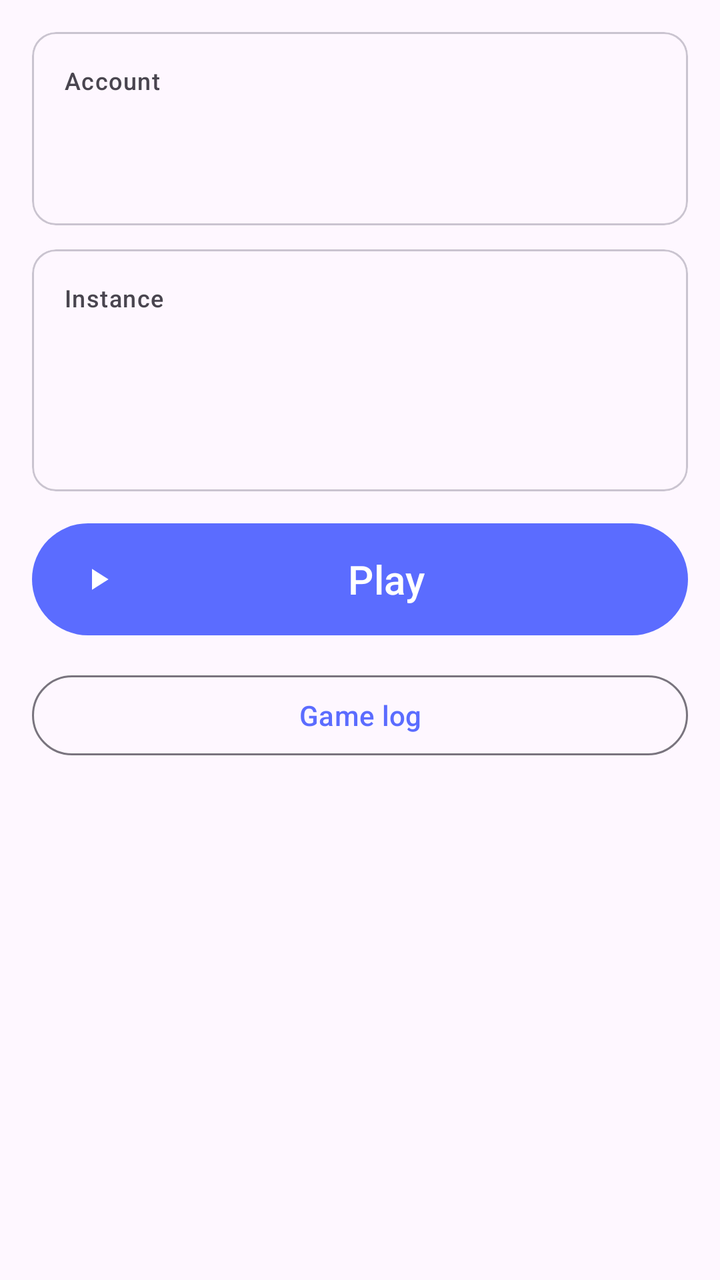
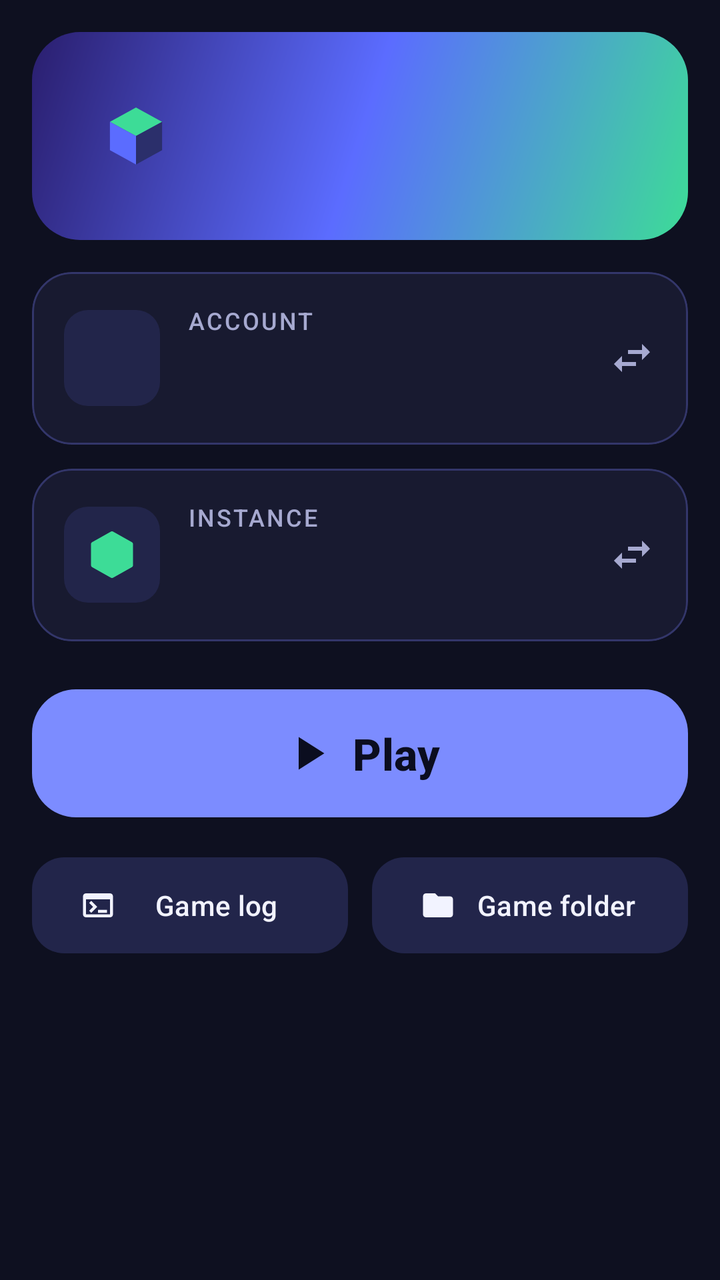

Screens rendered from an Android XML layout before and after an edit, with the pre-edit source and the edit as a unified diff.
<!-- AndroidManifest.xml: application theme Theme.Quantum -->
<!-- res/layout/fragment_home.xml -->
<?xml version="1.0" encoding="utf-8"?>
<ScrollView xmlns:android="http://schemas.android.com/apk/res/android"
    xmlns:app="http://schemas.android.com/apk/res-auto"
    android:layout_width="match_parent"
    android:layout_height="match_parent">

    <LinearLayout
        android:layout_width="match_parent"
        android:layout_height="wrap_content"
        android:orientation="vertical"
        android:padding="16dp">

        <com.google.android.material.card.MaterialCardView
            android:layout_width="match_parent"
            android:layout_height="wrap_content"
            android:layout_marginBottom="12dp">

            <LinearLayout
                android:layout_width="match_parent"
                android:layout_height="wrap_content"
                android:orientation="vertical"
                android:padding="16dp">

                <TextView
                    android:layout_width="wrap_content"
                    android:layout_height="wrap_content"
                    android:text="@string/account"
                    android:textAppearance="?attr/textAppearanceLabelMedium" />

                <TextView
                    android:id="@+id/account_name"
                    android:layout_width="wrap_content"
                    android:layout_height="wrap_content"
                    android:textAppearance="?attr/textAppearanceTitleLarge" />

                <TextView
                    android:id="@+id/account_type"
                    android:layout_width="wrap_content"
                    android:layout_height="wrap_content"
                    android:textAppearance="?attr/textAppearanceBodyMedium" />
            </LinearLayout>
        </com.google.android.material.card.MaterialCardView>

        <com.google.android.material.card.MaterialCardView
            android:layout_width="match_parent"
            android:layout_height="wrap_content"
            android:layout_marginBottom="12dp">

            <LinearLayout
                android:layout_width="match_parent"
                android:layout_height="wrap_content"
                android:orientation="vertical"
                android:padding="16dp">

                <TextView
                    android:layout_width="wrap_content"
                    android:layout_height="wrap_content"
                    android:text="@string/instance"
                    android:textAppearance="?attr/textAppearanceLabelMedium" />

                <TextView
                    android:id="@+id/instance_name"
                    android:layout_width="wrap_content"
                    android:layout_height="wrap_content"
                    android:textAppearance="?attr/textAppearanceTitleLarge" />

                <TextView
                    android:id="@+id/instance_version"
                    android:layout_width="wrap_content"
                    android:layout_height="wrap_content"
                    android:textAppearance="?attr/textAppearanceBodyMedium" />

                <TextView
                    android:id="@+id/runtime_info"
                    android:layout_width="wrap_content"
                    android:layout_height="wrap_content"
                    android:layout_marginTop="8dp"
                    android:textAppearance="?attr/textAppearanceBodySmall" />
            </LinearLayout>
        </com.google.android.material.card.MaterialCardView>

        <com.google.android.material.button.MaterialButton
            android:id="@+id/play"
            android:layout_width="match_parent"
            android:layout_height="64dp"
            android:text="@string/play"
            android:textSize="20sp"
            app:icon="@drawable/ic_play" />

        <LinearLayout
            android:id="@+id/progress_group"
            android:layout_width="match_parent"
            android:layout_height="wrap_content"
            android:layout_marginTop="16dp"
            android:orientation="vertical"
            android:visibility="gone">

            <TextView
                android:id="@+id/status"
                android:layout_width="wrap_content"
                android:layout_height="wrap_content" />

            <com.google.android.material.progressindicator.LinearProgressIndicator
                android:id="@+id/progress"
                android:layout_width="match_parent"
                android:layout_height="wrap_content"
                android:layout_marginTop="8dp"
                android:max="100" />

            <com.google.android.material.button.MaterialButton
                android:id="@+id/cancel"
                style="@style/Widget.Material3.Button.TextButton"
                android:layout_width="wrap_content"
                android:layout_height="wrap_content"
                android:layout_gravity="end"
                android:text="@string/cancel" />
        </LinearLayout>

        <com.google.android.material.button.MaterialButton
            android:id="@+id/view_log"
            style="@style/Widget.Material3.Button.OutlinedButton"
            android:layout_width="match_parent"
            android:layout_height="wrap_content"
            android:layout_marginTop="12dp"
            android:text="@string/game_log" />
    </LinearLayout>
</ScrollView>
<!-- resources referenced by this layout -->
<resources>
  <style name="Theme.Quantum" parent="Theme.Material3.DayNight.NoActionBar">
          <item name="colorPrimary">@color/brand</item>
          <item name="colorSecondary">@color/accent</item>
      </style>
  <color name="brand">#5B6CFF</color>
  <!-- unchanged entries left out for length: 7 -->
</resources>

<!-- the commit's change to res/layout/fragment_home.xml (unified diff, before → after) -->
@@ -1,8 +1,9 @@
 <?xml version="1.0" encoding="utf-8"?>
-<ScrollView xmlns:android="http://schemas.android.com/apk/res/android"
+<androidx.core.widget.NestedScrollView xmlns:android="http://schemas.android.com/apk/res/android"
     xmlns:app="http://schemas.android.com/apk/res-auto"
     android:layout_width="match_parent"
-    android:layout_height="match_parent">
+    android:layout_height="match_parent"
+    android:clipToPadding="false">
 
     <LinearLayout
         android:layout_width="match_parent"
@@ -10,10 +11,178 @@
         android:orientation="vertical"
         android:padding="16dp">
 
+        
+        <LinearLayout
+            android:layout_width="match_parent"
+            android:layout_height="wrap_content"
+            android:background="@drawable/bg_hero"
+            android:gravity="center_vertical"
+            android:orientation="horizontal"
+            android:padding="20dp">
+
+            <ImageView
+                android:layout_width="64dp"
+                android:layout_height="64dp"
+                android:contentDescription="@null"
+                android:src="@drawable/ic_launcher_foreground"
+                android:scaleType="centerCrop" />
+
+            <LinearLayout
+                android:layout_width="0dp"
+                android:layout_height="wrap_content"
+                android:layout_marginStart="12dp"
+                android:layout_weight="1"
+                android:orientation="vertical">
+
+                <TextView
+                    android:id="@+id/greeting"
+                    android:layout_width="wrap_content"
+                    android:layout_height="wrap_content"
+                    android:textAppearance="?attr/textAppearanceHeadlineSmall"
+                    android:textColor="@android:color/white"
+                    android:textStyle="bold" />
+
+                <TextView
+                    android:id="@+id/hero_subtitle"
+                    android:layout_width="wrap_content"
+                    android:layout_height="wrap_content"
+                    android:alpha="0.85"
+                    android:textAppearance="?attr/textAppearanceBodyMedium"
+                    android:textColor="@android:color/white" />
+            </LinearLayout>
+        </LinearLayout>
+
+        
         <com.google.android.material.card.MaterialCardView
-            android:layout_width="match_parent"
-            android:layout_height="wrap_content"
-            android:layout_marginBottom="12dp">
+            android:id="@+id/account_card"
+            android:layout_width="match_parent"
+            android:layout_height="wrap_content"
+            android:layout_marginTop="16dp"
+            android:clickable="true"
+            android:focusable="true">
+
+            <LinearLayout
+                android:layout_width="match_parent"
+                android:layout_height="wrap_content"
+                android:gravity="center_vertical"
+                android:orientation="horizontal"
+                android:padding="16dp">
+
+                <com.google.android.material.imageview.ShapeableImageView
+                    android:id="@+id/account_avatar"
+                    android:layout_width="48dp"
+                    android:layout_height="48dp"
+                    android:background="@color/surface_high"
+                    android:padding="0dp"
+                    android:scaleType="centerCrop"
+                    app:shapeAppearanceOverlay="@style/ShapeAppearance.Quantum.Avatar" />
+
+                <LinearLayout
+                    android:layout_width="0dp"
+                    android:layout_height="wrap_content"
+                    android:layout_marginStart="14dp"
+                    android:layout_weight="1"
+                    android:orientation="vertical">
+
+                    <TextView
+                        android:layout_width="wrap_content"
+                        android:layout_height="wrap_content"
+                        android:text="@string/account"
+                        android:textAppearance="@style/TextAppearance.Quantum.Label" />
+
+                    <TextView
+                        android:id="@+id/account_name"
+                        android:layout_width="wrap_content"
+                        android:layout_height="wrap_content"
+                        android:textAppearance="?attr/textAppearanceTitleMedium" />
+
+                    <TextView
+                        android:id="@+id/account_type"
+                        android:layout_width="wrap_content"
+                        android:layout_height="wrap_content"
+                        android:textAppearance="?attr/textAppearanceBodySmall"
+                        android:textColor="@color/text_secondary" />
+                </LinearLayout>
+
+                <ImageView
+                    android:layout_width="24dp"
+                    android:layout_height="24dp"
+                    android:contentDescription="@string/switch_account"
+                    android:src="@drawable/ic_swap"
+                    app:tint="@color/text_secondary" />
+            </LinearLayout>
+        </com.google.android.material.card.MaterialCardView>
+
+        
+        <com.google.android.material.card.MaterialCardView
+            android:id="@+id/instance_card"
+            android:layout_width="match_parent"
+            android:layout_height="wrap_content"
+            android:layout_marginTop="12dp"
+            android:clickable="true"
+            android:focusable="true">
+
+            <LinearLayout
+                android:layout_width="match_parent"
+                android:layout_height="wrap_content"
+                android:gravity="center_vertical"
+                android:orientation="horizontal"
+                android:padding="16dp">
+
+                <ImageView
+                    android:id="@+id/instance_icon"
+                    android:layout_width="48dp"
+                    android:layout_height="48dp"
+                    android:background="@drawable/bg_icon_tile"
+                    android:contentDescription="@null"
+                    android:padding="10dp"
+                    android:src="@drawable/ic_cube"
+                    app:tint="@color/accent" />
+
+                <LinearLayout
+                    android:layout_width="0dp"
+                    android:layout_height="wrap_content"
+                    android:layout_marginStart="14dp"
+                    android:layout_weight="1"
+                    android:orientation="vertical">
+
+                    <TextView
+                        android:layout_width="wrap_content"
+                        android:layout_height="wrap_content"
+                        android:text="@string/instance"
+                        android:textAppearance="@style/TextAppearance.Quantum.Label" />
+
+                    <TextView
+                        android:id="@+id/instance_name"
+                        android:layout_width="wrap_content"
+                        android:layout_height="wrap_content"
+                        android:textAppearance="?attr/textAppearanceTitleMedium" />
+
+                    <TextView
+                        android:id="@+id/instance_version"
+                        android:layout_width="wrap_content"
+                        android:layout_height="wrap_content"
+                        android:textAppearance="?attr/textAppearanceBodySmall"
+                        android:textColor="@color/text_secondary" />
+                </LinearLayout>
+
+                <ImageView
+                    android:layout_width="24dp"
+                    android:layout_height="24dp"
+                    android:contentDescription="@string/switch_instance"
+                    android:src="@drawable/ic_swap"
+                    app:tint="@color/text_secondary" />
+            </LinearLayout>
+        </com.google.android.material.card.MaterialCardView>
+
+        
+        <com.google.android.material.card.MaterialCardView
+            android:id="@+id/setup_card"
+            android:layout_width="match_parent"
+            android:layout_height="wrap_content"
+            android:layout_marginTop="12dp"
+            android:visibility="gone"
+            app:strokeColor="@color/warning">
 
             <LinearLayout
                 android:layout_width="match_parent"
@@ -24,27 +193,46 @@
                 <TextView
                     android:layout_width="wrap_content"
                     android:layout_height="wrap_content"
-                    android:text="@string/account"
-                    android:textAppearance="?attr/textAppearanceLabelMedium" />
+                    android:text="@string/setup_title"
+                    android:textAppearance="?attr/textAppearanceTitleMedium" />
 
                 <TextView
-                    android:id="@+id/account_name"
-                    android:layout_width="wrap_content"
-                    android:layout_height="wrap_content"
-                    android:textAppearance="?attr/textAppearanceTitleLarge" />
-
-                <TextView
-                    android:id="@+id/account_type"
-                    android:layout_width="wrap_content"
-                    android:layout_height="wrap_content"
-                    android:textAppearance="?attr/textAppearanceBodyMedium" />
+                    android:layout_width="wrap_content"
+                    android:layout_height="wrap_content"
+                    android:layout_marginBottom="8dp"
+                    android:text="@string/setup_subtitle"
+                    android:textAppearance="?attr/textAppearanceBodySmall"
+                    android:textColor="@color/text_secondary" />
+
+                <LinearLayout
+                    android:id="@+id/setup_steps"
+                    android:layout_width="match_parent"
+                    android:layout_height="wrap_content"
+                    android:orientation="vertical" />
             </LinearLayout>
         </com.google.android.material.card.MaterialCardView>
 
+        
+        <com.google.android.material.button.MaterialButton
+            android:id="@+id/play"
+            android:layout_width="match_parent"
+            android:layout_height="72dp"
+            android:layout_marginTop="20dp"
+            android:text="@string/play"
+            android:textSize="22sp"
+            android:textStyle="bold"
+            app:cornerRadius="22dp"
+            app:icon="@drawable/ic_play"
+            app:iconGravity="textStart"
+            app:iconSize="28dp" />
+
+        
         <com.google.android.material.card.MaterialCardView
-            android:layout_width="match_parent"
-            android:layout_height="wrap_content"
-            android:layout_marginBottom="12dp">
+            android:id="@+id/progress_group"
+            android:layout_width="match_parent"
+            android:layout_height="wrap_content"
+            android:layout_marginTop="12dp"
+            android:visibility="gone">
 
             <LinearLayout
                 android:layout_width="match_parent"
@@ -52,76 +240,82 @@
                 android:orientation="vertical"
                 android:padding="16dp">
 
-                <TextView
-                    android:layout_width="wrap_content"
-                    android:layout_height="wrap_content"
-                    android:text="@string/instance"
-                    android:textAppearance="?attr/textAppearanceLabelMedium" />
-
-                <TextView
-                    android:id="@+id/instance_name"
-                    android:layout_width="wrap_content"
-                    android:layout_height="wrap_content"
-                    android:textAppearance="?attr/textAppearanceTitleLarge" />
-
-                <TextView
-                    android:id="@+id/instance_version"
-                    android:layout_width="wrap_content"
-                    android:layout_height="wrap_content"
-                    android:textAppearance="?attr/textAppearanceBodyMedium" />
-
-                <TextView
-                    android:id="@+id/runtime_info"
-                    android:layout_width="wrap_content"
-                    android:layout_height="wrap_content"
-                    android:layout_marginTop="8dp"
-                    android:textAppearance="?attr/textAppearanceBodySmall" />
+                <LinearLayout
+                    android:layout_width="match_parent"
+                    android:layout_height="wrap_content"
+                    android:orientation="horizontal">
+
+                    <TextView
+                        android:id="@+id/status"
+                        android:layout_width="0dp"
+                        android:layout_height="wrap_content"
+                        android:layout_weight="1"
+                        android:textAppearance="?attr/textAppearanceBodyMedium" />
+
+                    <TextView
+                        android:id="@+id/percent"
+                        android:layout_width="wrap_content"
+                        android:layout_height="wrap_content"
+                        android:textAppearance="?attr/textAppearanceTitleSmall"
+                        android:textColor="@color/accent" />
+                </LinearLayout>
+
+                <com.google.android.material.progressindicator.LinearProgressIndicator
+                    android:id="@+id/progress"
+                    android:layout_width="match_parent"
+                    android:layout_height="wrap_content"
+                    android:layout_marginTop="10dp"
+                    android:max="100"
+                    app:indicatorColor="@color/accent"
+                    app:trackCornerRadius="4dp"
+                    app:trackThickness="8dp" />
+
+                <com.google.android.material.button.MaterialButton
+                    android:id="@+id/cancel"
+                    style="@style/Widget.Material3.Button.TextButton"
+                    android:layout_width="wrap_content"
+                    android:layout_height="wrap_content"
+                    android:layout_gravity="end"
+                    android:text="@string/cancel" />
             </LinearLayout>
         </com.google.android.material.card.MaterialCardView>
 
-        <com.google.android.material.button.MaterialButton
-            android:id="@+id/play"
-            android:layout_width="match_parent"
-            android:layout_height="64dp"
-            android:text="@string/play"
-            android:textSize="20sp"
-            app:icon="@drawable/ic_play" />
-
+        
         <LinearLayout
-            android:id="@+id/progress_group"
+            android:layout_width="match_parent"
+            android:layout_height="wrap_content"
+            android:layout_marginTop="12dp"
+            android:orientation="horizontal">
+
+            <com.google.android.material.button.MaterialButton
+                android:id="@+id/view_log"
+                style="@style/Widget.Material3.Button.TonalButton"
+                android:layout_width="0dp"
+                android:layout_height="56dp"
+                android:layout_weight="1"
+                android:text="@string/game_log"
+                app:cornerRadius="16dp"
+                app:icon="@drawable/ic_terminal" />
+
+            <com.google.android.material.button.MaterialButton
+                android:id="@+id/game_folder"
+                style="@style/Widget.Material3.Button.TonalButton"
+                android:layout_width="0dp"
+                android:layout_height="56dp"
+                android:layout_marginStart="12dp"
+                android:layout_weight="1"
+                android:text="@string/game_folder"
+                app:cornerRadius="16dp"
+                app:icon="@drawable/ic_folder" />
+        </LinearLayout>
+
+        <TextView
+            android:id="@+id/runtime_info"
             android:layout_width="match_parent"
             android:layout_height="wrap_content"
             android:layout_marginTop="16dp"
-            android:orientation="vertical"
-            android:visibility="gone">
-
-            <TextView
-                android:id="@+id/status"
-                android:layout_width="wrap_content"
-                android:layout_height="wrap_content" />
-
-            <com.google.android.material.progressindicator.LinearProgressIndicator
-                android:id="@+id/progress"
-                android:layout_width="match_parent"
-                android:layout_height="wrap_content"
-                android:layout_marginTop="8dp"
-                android:max="100" />
-
-            <com.google.android.material.button.MaterialButton
-                android:id="@+id/cancel"
-                style="@style/Widget.Material3.Button.TextButton"
-                android:layout_width="wrap_content"
-                android:layout_height="wrap_content"
-                android:layout_gravity="end"
-                android:text="@string/cancel" />
-        </LinearLayout>
-
-        <com.google.android.material.button.MaterialButton
-            android:id="@+id/view_log"
-            style="@style/Widget.Material3.Button.OutlinedButton"
-            android:layout_width="match_parent"
-            android:layout_height="wrap_content"
-            android:layout_marginTop="12dp"
-            android:text="@string/game_log" />
+            android:gravity="center"
+            android:textAppearance="?attr/textAppearanceBodySmall"
+            android:textColor="@color/text_secondary" />
     </LinearLayout>
-</ScrollView>
+</androidx.core.widget.NestedScrollView>
<!-- resource entries referenced after the edit -->
@@ -1,10 +1,117 @@
 <!-- resources referenced by this layout -->
 <resources>
-  <style name="Theme.Quantum" parent="Theme.Material3.DayNight.NoActionBar">
+  <color name="surface_high">#22254A</color>
+  <color name="text_secondary">#A6A9D0</color>
+  <color name="warning">#FFC857</color>
+  <!-- drawable bg_hero (drawable) -->
+  <?xml version="1.0" encoding="utf-8"?>
+  <shape xmlns:android="http://schemas.android.com/apk/res/android">
+      <corners android:radius="24dp" />
+      <gradient
+          android:angle="315"
+          android:endColor="#3DDC97"
+          android:centerColor="#5B6CFF"
+          android:startColor="#2A1E6E"
+          android:type="linear" />
+  </shape>
+  <!-- drawable bg_icon_tile (drawable) -->
+  <?xml version="1.0" encoding="utf-8"?>
+  <shape xmlns:android="http://schemas.android.com/apk/res/android">
+      <corners android:radius="12dp" />
+      <solid android:color="@color/surface_high" />
+  </shape>
+  <!-- drawable ic_cube (drawable) -->
+  <vector xmlns:android="http://schemas.android.com/apk/res/android"
+      android:width="24dp" android:height="24dp" android:viewportWidth="24" android:viewportHeight="24"
+      android:tint="?attr/colorControlNormal">
+      <path android:fillColor="@android:color/white" android:pathData="M21,16.5c0,0.38 -0.21,0.71 -0.53,0.88l-7.9,4.44c-0.16,0.12 -0.36,0.18 -0.57,0.18s-0.41,-0.06 -0.57,-0.18l-7.9,-4.44A0.991,0.991 0,0 1,3 16.5v-9c0,-0.38 0.21,-0.71 0.53,-0.88l7.9,-4.44c0.16,-0.12 0.36,-0.18 0.57,-0.18s0.41,0.06 0.57,0.18l7.9,4.44c0.32,0.17 0.53,0.5 0.53,0.88v9z" />
+  </vector>
+  <!-- drawable ic_folder (drawable) -->
+  <vector xmlns:android="http://schemas.android.com/apk/res/android"
+      android:width="24dp" android:height="24dp" android:viewportWidth="24" android:viewportHeight="24"
+      android:tint="?attr/colorControlNormal">
+      <path android:fillColor="@android:color/white" android:pathData="M10,4H4c-1.1,0 -1.99,0.9 -1.99,2L2,18c0,1.1 0.9,2 2,2h16c1.1,0 2,-0.9 2,-2V8c0,-1.1 -0.9,-2 -2,-2h-8l-2,-2z" />
+  </vector>
+  <!-- drawable ic_launcher_foreground (drawable) -->
+  <vector xmlns:android="http://schemas.android.com/apk/res/android"
+      android:width="108dp" android:height="108dp" android:viewportWidth="108" android:viewportHeight="108">
+      
+      <path android:fillColor="#3DDC97" android:pathData="M54,30 L76,42 L54,54 L32,42 Z" />
+      <path android:fillColor="#5B6CFF" android:pathData="M32,42 L54,54 L54,78 L32,66 Z" />
+      <path android:fillColor="#2B2F6B" android:pathData="M76,42 L76,66 L54,78 L54,54 Z" />
+  </vector>
+  <!-- drawable ic_swap (drawable) -->
+  <vector xmlns:android="http://schemas.android.com/apk/res/android"
+      android:width="24dp" android:height="24dp" android:viewportWidth="24" android:viewportHeight="24"
+      android:tint="?attr/colorControlNormal">
+      <path android:fillColor="@android:color/white" android:pathData="M6.99,11L3,15l3.99,4v-3H14v-2H6.99v-3zM21,9l-3.99,-4v3H10v2h7.01v3L21,9z" />
+  </vector>
+  <!-- drawable ic_terminal (drawable) -->
+  <vector xmlns:android="http://schemas.android.com/apk/res/android"
+      android:width="24dp" android:height="24dp" android:viewportWidth="24" android:viewportHeight="24"
+      android:tint="?attr/colorControlNormal">
+      <path android:fillColor="@android:color/white" android:pathData="M20,4H4C2.89,4 2,4.9 2,6v12c0,1.1 0.89,2 2,2h16c1.1,0 2,-0.9 2,-2V6C22,4.9 21.11,4 20,4zM20,18H4V8h16V18zM18,17h-6v-2h6V17zM7.5,17l-1.41,-1.41L8.67,13l-2.59,-2.59L7.5,9l4,4L7.5,17z" />
+  </vector>
+  <string name="game_folder">Game folder</string>
+  <string name="setup_subtitle">A few things are needed before the first launch</string>
+  <string name="setup_title">Getting started</string>
+  <string name="switch_account">Switch account</string>
+  <string name="switch_instance">Switch instance</string>
+  <style name="ShapeAppearance.Quantum.Avatar" parent="">
+          <item name="cornerFamily">rounded</item>
+          <item name="cornerSize">12dp</item>
+      </style>
+  <style name="TextAppearance.Quantum.Label" parent="TextAppearance.Material3.LabelMedium">
+          <item name="android:textColor">@color/text_secondary</item>
+          <item name="android:letterSpacing">0.08</item>
+          <item name="textAllCaps">true</item>
+      </style>
+  <style name="Theme.Quantum" parent="Theme.Material3.Dark.NoActionBar">
           <item name="colorPrimary">@color/brand</item>
+          <item name="colorOnPrimary">@color/on_brand</item>
+          <item name="colorPrimaryContainer">@color/brand_deep</item>
+          <item name="colorOnPrimaryContainer">@color/text_primary</item>
           <item name="colorSecondary">@color/accent</item>
+          <item name="colorOnSecondary">@color/on_brand</item>
+          <item name="colorSecondaryContainer">@color/surface_high</item>
+          <item name="colorOnSecondaryContainer">@color/text_primary</item>
+          <item name="colorError">@color/error</item>
+          <item name="android:colorBackground">@color/bg</item>
+          <item name="colorSurface">@color/bg</item>
+          <item name="colorSurfaceContainerLowest">@color/bg</item>
+          <item name="colorSurfaceContainerLow">@color/surface</item>
+          <item name="colorSurfaceContainer">@color/surface</item>
+          <item name="colorSurfaceContainerHigh">@color/surface_high</item>
+          <item name="colorSurfaceContainerHighest">@color/surface_high</item>
+          <item name="colorOnSurface">@color/text_primary</item>
+          <item name="colorOnSurfaceVariant">@color/text_secondary</item>
+          <item name="colorOutline">@color/outline</item>
+          <item name="colorOutlineVariant">@color/outline</item>
+          <item name="android:statusBarColor">@color/bg</item>
+          <item name="android:navigationBarColor">@color/surface</item>
+          <item name="materialCardViewStyle">@style/Widget.Quantum.Card</item>
+          <item name="bottomSheetDialogTheme">@style/ThemeOverlay.Quantum.BottomSheet</item>
       </style>
-  <color name="brand">#5B6CFF</color>
+  <color name="brand">#7C8CFF</color>
+  <color name="on_brand">#0B0D1F</color>
+  <color name="brand_deep">#4B5BE0</color>
+  <color name="text_primary">#F2F3FF</color>
+  <color name="error">#FF6B7A</color>
+  <color name="bg">#0E1020</color>
+  <color name="surface">#181A30</color>
+  <color name="outline">#33366A</color>
+  <style name="Widget.Quantum.Card" parent="Widget.Material3.CardView.Filled">
+          <item name="cardBackgroundColor">@color/surface</item>
+          <item name="cardCornerRadius">20dp</item>
+          <item name="strokeWidth">1dp</item>
+          <item name="strokeColor">@color/outline</item>
+      </style>
+  <style name="ThemeOverlay.Quantum.BottomSheet" parent="ThemeOverlay.Material3.BottomSheetDialog">
+          <item name="bottomSheetStyle">@style/Widget.Quantum.BottomSheet</item>
+      </style>
+  <style name="Widget.Quantum.BottomSheet" parent="Widget.Material3.BottomSheet.Modal">
+          <item name="backgroundTint">@color/surface</item>
+      </style>
   <!-- unchanged entries left out for length: 7 -->
 </resources>
 
